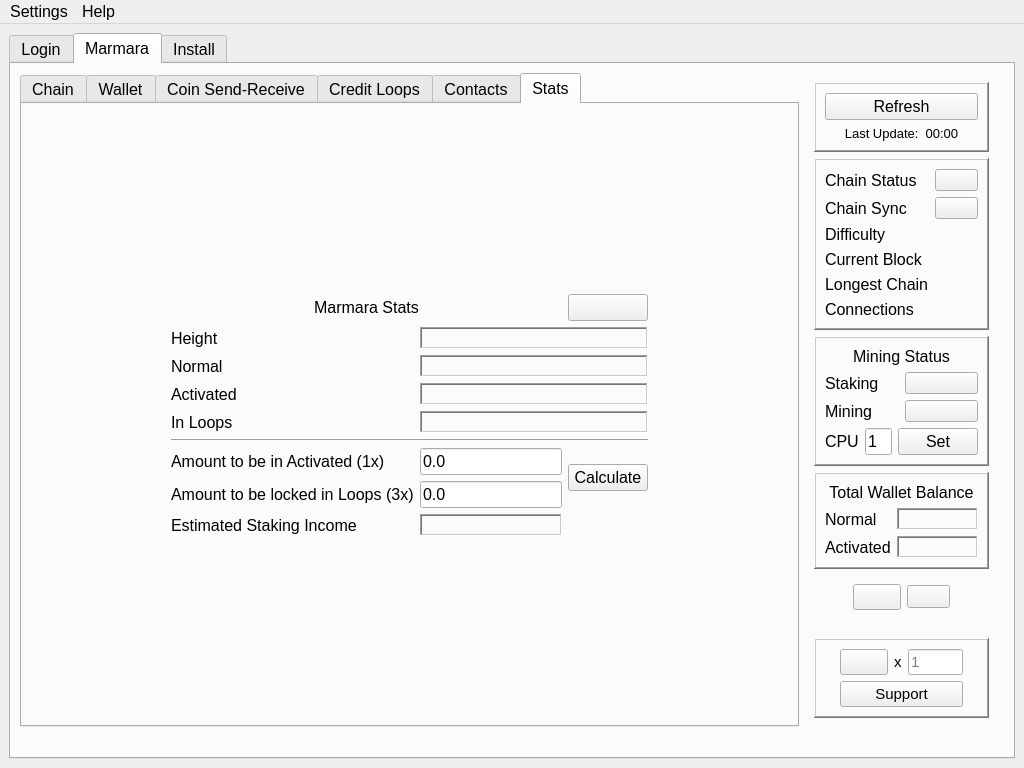
Before: the Qt Designer form src/main/python/qtguidesign.ui in marmarachain/marmara-connector, drawn with Qt 5.
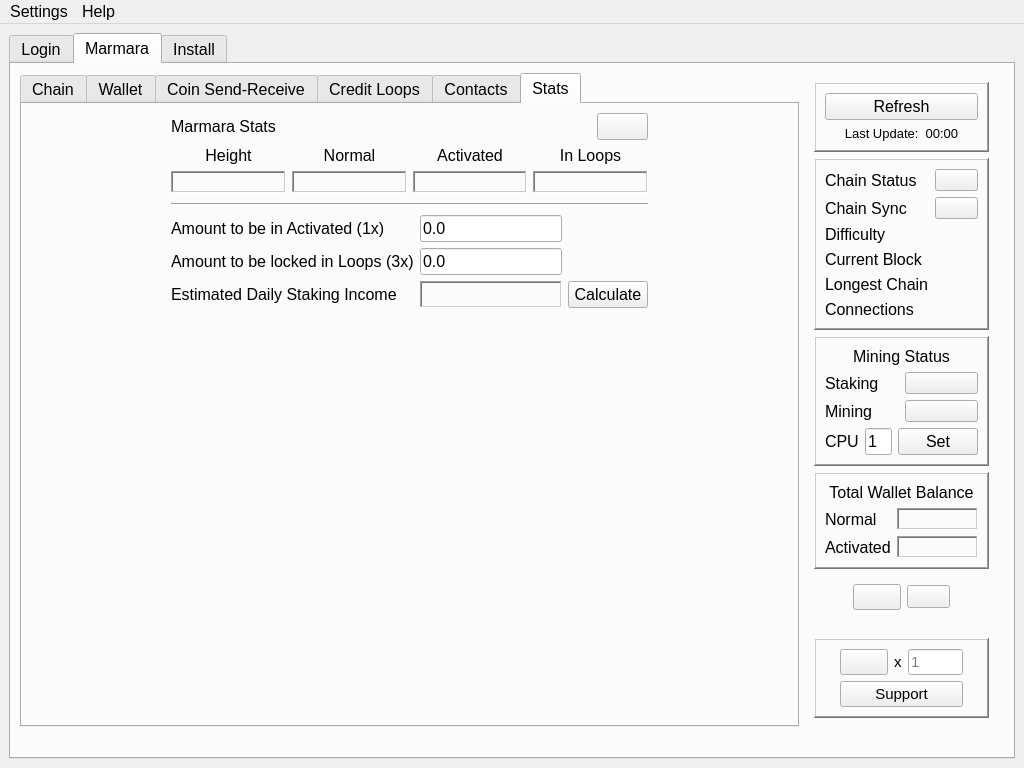
After: the same form once the commit is applied. The open tabs and pages were chosen to show the change. Icons and pictures are not drawn.

Commit message: [add] stats tab added. estimated daily staking income added.

What changed in the file:
```diff
--- a/src/main/python/qtguidesign.ui
+++ b/src/main/python/qtguidesign.ui
@@ -4723,217 +4723,7 @@
             <string>Stats</string>
            </attribute>
            <layout class="QGridLayout" name="gridLayout_43">
-            <item row="1" column="1">
-             <layout class="QGridLayout" name="gridLayout_42">
-              <item row="10" column="0">
-               <widget class="QLabel" name="label_11">
-                <property name="text">
-                 <string>Estimated Staking Income</string>
-                </property>
-               </widget>
-              </item>
-              <item row="4" column="0">
-               <widget class="QLabel" name="label">
-                <property name="text">
-                 <string>Normal</string>
-                </property>
-               </widget>
-              </item>
-              <item row="8" column="1">
-               <widget class="QLineEdit" name="lineEdit">
-                <property name="sizePolicy">
-                 <sizepolicy hsizetype="Preferred" vsizetype="Fixed">
-                  <horstretch>0</horstretch>
-                  <verstretch>0</verstretch>
-                 </sizepolicy>
-                </property>
-                <property name="text">
-                 <string>0.0</string>
-                </property>
-               </widget>
-              </item>
-              <item row="8" column="0">
-               <widget class="QLabel" name="label_8">
-                <property name="text">
-                 <string>Amount to be in Activated (1x)</string>
-                </property>
-               </widget>
-              </item>
-              <item row="5" column="0">
-               <widget class="QLabel" name="label_2">
-                <property name="text">
-                 <string>Activated</string>
-                </property>
-               </widget>
-              </item>
-              <item row="7" column="0" colspan="3">
-               <widget class="Line" name="line">
-                <property name="orientation">
-                 <enum>Qt::Horizontal</enum>
-                </property>
-               </widget>
-              </item>
-              <item row="5" column="1" colspan="2">
-               <widget class="QLabel" name="label_7">
-                <property name="frameShape">
-                 <enum>QFrame::WinPanel</enum>
-                </property>
-                <property name="frameShadow">
-                 <enum>QFrame::Sunken</enum>
-                </property>
-                <property name="text">
-                 <string/>
-                </property>
-               </widget>
-              </item>
-              <item row="8" column="2" rowspan="2">
-               <widget class="QPushButton" name="pushButton">
-                <property name="sizePolicy">
-                 <sizepolicy hsizetype="Maximum" vsizetype="Fixed">
-                  <horstretch>0</horstretch>
-                  <verstretch>0</verstretch>
-                 </sizepolicy>
-                </property>
-                <property name="text">
-                 <string>Calculate</string>
-                </property>
-               </widget>
-              </item>
-              <item row="9" column="1">
-               <widget class="QLineEdit" name="lineEdit_2">
-                <property name="sizePolicy">
-                 <sizepolicy hsizetype="Preferred" vsizetype="Fixed">
-                  <horstretch>0</horstretch>
-                  <verstretch>0</verstretch>
-                 </sizepolicy>
-                </property>
-                <property name="text">
-                 <string>0.0</string>
-                </property>
-               </widget>
-              </item>
-              <item row="6" column="0">
-               <widget class="QLabel" name="label_3">
-                <property name="text">
-                 <string>In Loops</string>
-                </property>
-               </widget>
-              </item>
-              <item row="9" column="0">
-               <widget class="QLabel" name="label_12">
-                <property name="text">
-                 <string>Amount to be locked in Loops (3x)</string>
-                </property>
-               </widget>
-              </item>
-              <item row="10" column="1">
-               <widget class="QLabel" name="label_13">
-                <property name="frameShape">
-                 <enum>QFrame::WinPanel</enum>
-                </property>
-                <property name="frameShadow">
-                 <enum>QFrame::Sunken</enum>
-                </property>
-                <property name="text">
-                 <string/>
-                </property>
-               </widget>
-              </item>
-              <item row="6" column="1" colspan="2">
-               <widget class="QLabel" name="label_9">
-                <property name="frameShape">
-                 <enum>QFrame::WinPanel</enum>
-                </property>
-                <property name="frameShadow">
-                 <enum>QFrame::Sunken</enum>
-                </property>
-                <property name="text">
-                 <string/>
-                </property>
-               </widget>
-              </item>
-              <item row="4" column="1" colspan="2">
-               <widget class="QLabel" name="label_5">
-                <property name="frameShape">
-                 <enum>QFrame::WinPanel</enum>
-                </property>
-                <property name="frameShadow">
-                 <enum>QFrame::Sunken</enum>
-                </property>
-                <property name="text">
-                 <string/>
-                </property>
-               </widget>
-              </item>
-              <item row="3" column="0">
-               <widget class="QLabel" name="label_4">
-                <property name="text">
-                 <string>Height</string>
-                </property>
-                <property name="alignment">
-                 <set>Qt::AlignLeading|Qt::AlignLeft|Qt::AlignVCenter</set>
-                </property>
-               </widget>
-              </item>
-              <item row="3" column="1" colspan="2">
-               <widget class="QLabel" name="label_6">
-                <property name="frameShape">
-                 <enum>QFrame::WinPanel</enum>
-                </property>
-                <property name="frameShadow">
-                 <enum>QFrame::Sunken</enum>
-                </property>
-                <property name="text">
-                 <string/>
-                </property>
-               </widget>
-              </item>
-              <item row="2" column="2">
-               <widget class="QPushButton" name="pushButton_2">
-                <property name="text">
-                 <string/>
-                </property>
-               </widget>
-              </item>
-              <item row="2" column="0" colspan="2">
-               <widget class="QLabel" name="label_10">
-                <property name="text">
-                 <string>Marmara Stats</string>
-                </property>
-                <property name="alignment">
-                 <set>Qt::AlignCenter</set>
-                </property>
-               </widget>
-              </item>
-             </layout>
-            </item>
-            <item row="2" column="1">
-             <spacer name="verticalSpacer_44">
-              <property name="orientation">
-               <enum>Qt::Vertical</enum>
-              </property>
-              <property name="sizeHint" stdset="0">
-               <size>
-                <width>20</width>
-                <height>40</height>
-               </size>
-              </property>
-             </spacer>
-            </item>
-            <item row="0" column="1">
-             <spacer name="verticalSpacer_43">
-              <property name="orientation">
-               <enum>Qt::Vertical</enum>
-              </property>
-              <property name="sizeHint" stdset="0">
-               <size>
-                <width>20</width>
-                <height>40</height>
-               </size>
-              </property>
-             </spacer>
-            </item>
-            <item row="1" column="0">
+            <item row="0" column="0">
              <spacer name="horizontalSpacer_69">
               <property name="orientation">
                <enum>Qt::Horizontal</enum>
@@ -4946,7 +4736,289 @@
               </property>
              </spacer>
             </item>
-            <item row="1" column="2">
+            <item row="1" column="1">
+             <spacer name="verticalSpacer_44">
+              <property name="orientation">
+               <enum>Qt::Vertical</enum>
+              </property>
+              <property name="sizeHint" stdset="0">
+               <size>
+                <width>20</width>
+                <height>40</height>
+               </size>
+              </property>
+             </spacer>
+            </item>
+            <item row="0" column="1">
+             <layout class="QVBoxLayout" name="verticalLayout">
+              <item>
+               <layout class="QHBoxLayout" name="horizontalLayout">
+                <item>
+                 <widget class="QLabel" name="stats_label">
+                  <property name="text">
+                   <string>Marmara Stats</string>
+                  </property>
+                  <property name="alignment">
+                   <set>Qt::AlignCenter</set>
+                  </property>
+                 </widget>
+                </item>
+                <item>
+                 <spacer name="horizontalSpacer_71">
+                  <property name="orientation">
+                   <enum>Qt::Horizontal</enum>
+                  </property>
+                  <property name="sizeHint" stdset="0">
+                   <size>
+                    <width>40</width>
+                    <height>20</height>
+                   </size>
+                  </property>
+                 </spacer>
+                </item>
+                <item>
+                 <widget class="QPushButton" name="stats_refresh_pushButton">
+                  <property name="sizePolicy">
+                   <sizepolicy hsizetype="Preferred" vsizetype="Fixed">
+                    <horstretch>0</horstretch>
+                    <verstretch>0</verstretch>
+                   </sizepolicy>
+                  </property>
+                  <property name="text">
+                   <string/>
+                  </property>
+                 </widget>
+                </item>
+               </layout>
+              </item>
+              <item>
+               <layout class="QGridLayout" name="gridLayout_44">
+                <item row="1" column="0">
+                 <widget class="QLabel" name="stats_height_value_label">
+                  <property name="frameShape">
+                   <enum>QFrame::WinPanel</enum>
+                  </property>
+                  <property name="frameShadow">
+                   <enum>QFrame::Sunken</enum>
+                  </property>
+                  <property name="text">
+                   <string/>
+                  </property>
+                  <property name="textInteractionFlags">
+                   <set>Qt::LinksAccessibleByMouse|Qt::TextSelectableByMouse</set>
+                  </property>
+                 </widget>
+                </item>
+                <item row="0" column="0">
+                 <widget class="QLabel" name="stats_height_label">
+                  <property name="sizePolicy">
+                   <sizepolicy hsizetype="Preferred" vsizetype="Preferred">
+                    <horstretch>0</horstretch>
+                    <verstretch>0</verstretch>
+                   </sizepolicy>
+                  </property>
+                  <property name="text">
+                   <string>Height</string>
+                  </property>
+                  <property name="alignment">
+                   <set>Qt::AlignCenter</set>
+                  </property>
+                 </widget>
+                </item>
+                <item row="0" column="3">
+                 <widget class="QLabel" name="stats_in_loops_label">
+                  <property name="sizePolicy">
+                   <sizepolicy hsizetype="Preferred" vsizetype="Preferred">
+                    <horstretch>0</horstretch>
+                    <verstretch>0</verstretch>
+                   </sizepolicy>
+                  </property>
+                  <property name="text">
+                   <string>In Loops</string>
+                  </property>
+                  <property name="alignment">
+                   <set>Qt::AlignCenter</set>
+                  </property>
+                 </widget>
+                </item>
+                <item row="0" column="1">
+                 <widget class="QLabel" name="stats_normal_label">
+                  <property name="sizePolicy">
+                   <sizepolicy hsizetype="Preferred" vsizetype="Preferred">
+                    <horstretch>0</horstretch>
+                    <verstretch>0</verstretch>
+                   </sizepolicy>
+                  </property>
+                  <property name="text">
+                   <string>Normal</string>
+                  </property>
+                  <property name="alignment">
+                   <set>Qt::AlignCenter</set>
+                  </property>
+                 </widget>
+                </item>
+                <item row="0" column="2">
+                 <widget class="QLabel" name="stats_activated_label">
+                  <property name="sizePolicy">
+                   <sizepolicy hsizetype="Preferred" vsizetype="Preferred">
+                    <horstretch>0</horstretch>
+                    <verstretch>0</verstretch>
+                   </sizepolicy>
+                  </property>
+                  <property name="text">
+                   <string>Activated</string>
+                  </property>
+                  <property name="alignment">
+                   <set>Qt::AlignCenter</set>
+                  </property>
+                 </widget>
+                </item>
+                <item row="1" column="1">
+                 <widget class="QLabel" name="stats_normal_label_value">
+                  <property name="frameShape">
+                   <enum>QFrame::WinPanel</enum>
+                  </property>
+                  <property name="frameShadow">
+                   <enum>QFrame::Sunken</enum>
+                  </property>
+                  <property name="text">
+                   <string/>
+                  </property>
+                  <property name="textInteractionFlags">
+                   <set>Qt::LinksAccessibleByMouse|Qt::TextSelectableByMouse</set>
+                  </property>
+                 </widget>
+                </item>
+                <item row="1" column="2">
+                 <widget class="QLabel" name="stats_activated_label_value">
+                  <property name="frameShape">
+                   <enum>QFrame::WinPanel</enum>
+                  </property>
+                  <property name="frameShadow">
+                   <enum>QFrame::Sunken</enum>
+                  </property>
+                  <property name="text">
+                   <string/>
+                  </property>
+                  <property name="textInteractionFlags">
+                   <set>Qt::LinksAccessibleByMouse|Qt::TextSelectableByMouse</set>
+                  </property>
+                 </widget>
+                </item>
+                <item row="1" column="3">
+                 <widget class="QLabel" name="stats_in_loops_label_value">
+                  <property name="frameShape">
+                   <enum>QFrame::WinPanel</enum>
+                  </property>
+                  <property name="frameShadow">
+                   <enum>QFrame::Sunken</enum>
+                  </property>
+                  <property name="text">
+                   <string/>
+                  </property>
+                  <property name="textInteractionFlags">
+                   <set>Qt::LinksAccessibleByMouse|Qt::TextSelectableByMouse</set>
+                  </property>
+                 </widget>
+                </item>
+               </layout>
+              </item>
+              <item>
+               <widget class="Line" name="line">
+                <property name="minimumSize">
+                 <size>
+                  <width>0</width>
+                  <height>10</height>
+                 </size>
+                </property>
+                <property name="orientation">
+                 <enum>Qt::Horizontal</enum>
+                </property>
+               </widget>
+              </item>
+              <item>
+               <layout class="QGridLayout" name="gridLayout_42">
+                <item row="0" column="0">
+                 <widget class="QLabel" name="stats_amount_in_activated_label">
+                  <property name="text">
+                   <string>Amount to be in Activated (1x)</string>
+                  </property>
+                 </widget>
+                </item>
+                <item row="1" column="0">
+                 <widget class="QLabel" name="stats_amount_in_loops_label">
+                  <property name="text">
+                   <string>Amount to be locked in Loops (3x)</string>
+                  </property>
+                 </widget>
+                </item>
+                <item row="2" column="0">
+                 <widget class="QLabel" name="stats_estimated_staking_label">
+                  <property name="text">
+                   <string>Estimated Daily Staking Income</string>
+                  </property>
+                 </widget>
+                </item>
+                <item row="2" column="1">
+                 <widget class="QLabel" name="stats_estimated_staking_label_value">
+                  <property name="frameShape">
+                   <enum>QFrame::WinPanel</enum>
+                  </property>
+                  <property name="frameShadow">
+                   <enum>QFrame::Sunken</enum>
+                  </property>
+                  <property name="text">
+                   <string/>
+                  </property>
+                  <property name="textInteractionFlags">
+                   <set>Qt::LinksAccessibleByMouse|Qt::TextSelectableByMouse</set>
+                  </property>
+                 </widget>
+                </item>
+                <item row="2" column="2">
+                 <widget class="QPushButton" name="stats_calculate_pushButton">
+                  <property name="sizePolicy">
+                   <sizepolicy hsizetype="Maximum" vsizetype="Fixed">
+                    <horstretch>0</horstretch>
+                    <verstretch>0</verstretch>
+                   </sizepolicy>
+                  </property>
+                  <property name="text">
+                   <string>Calculate</string>
+                  </property>
+                 </widget>
+                </item>
+                <item row="1" column="1">
+                 <widget class="QLineEdit" name="stats_amount_in_loops_lineEdit">
+                  <property name="sizePolicy">
+                   <sizepolicy hsizetype="Preferred" vsizetype="Fixed">
+                    <horstretch>0</horstretch>
+                    <verstretch>0</verstretch>
+                   </sizepolicy>
+                  </property>
+                  <property name="text">
+                   <string>0.0</string>
+                  </property>
+                 </widget>
+                </item>
+                <item row="0" column="1">
+                 <widget class="QLineEdit" name="stats_amount_in_activated_lineEdit">
+                  <property name="sizePolicy">
+                   <sizepolicy hsizetype="Preferred" vsizetype="Fixed">
+                    <horstretch>0</horstretch>
+                    <verstretch>0</verstretch>
+                   </sizepolicy>
+                  </property>
+                  <property name="text">
+                   <string>0.0</string>
+                  </property>
+                 </widget>
+                </item>
+               </layout>
+              </item>
+             </layout>
+            </item>
+            <item row="0" column="2">
              <spacer name="horizontalSpacer_70">
               <property name="orientation">
                <enum>Qt::Horizontal</enum>
```
Left out of the diff: 1432 changed lines with no effect on the pictures. The commit also changes 6 other files.
